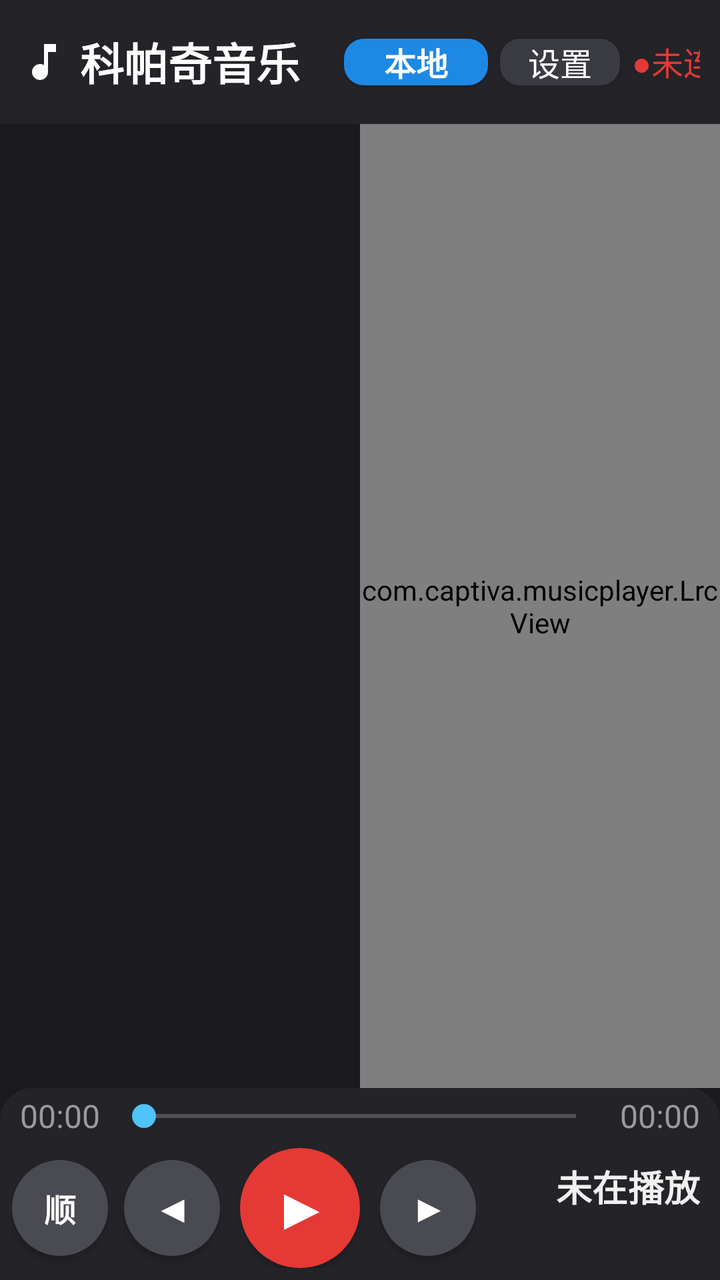
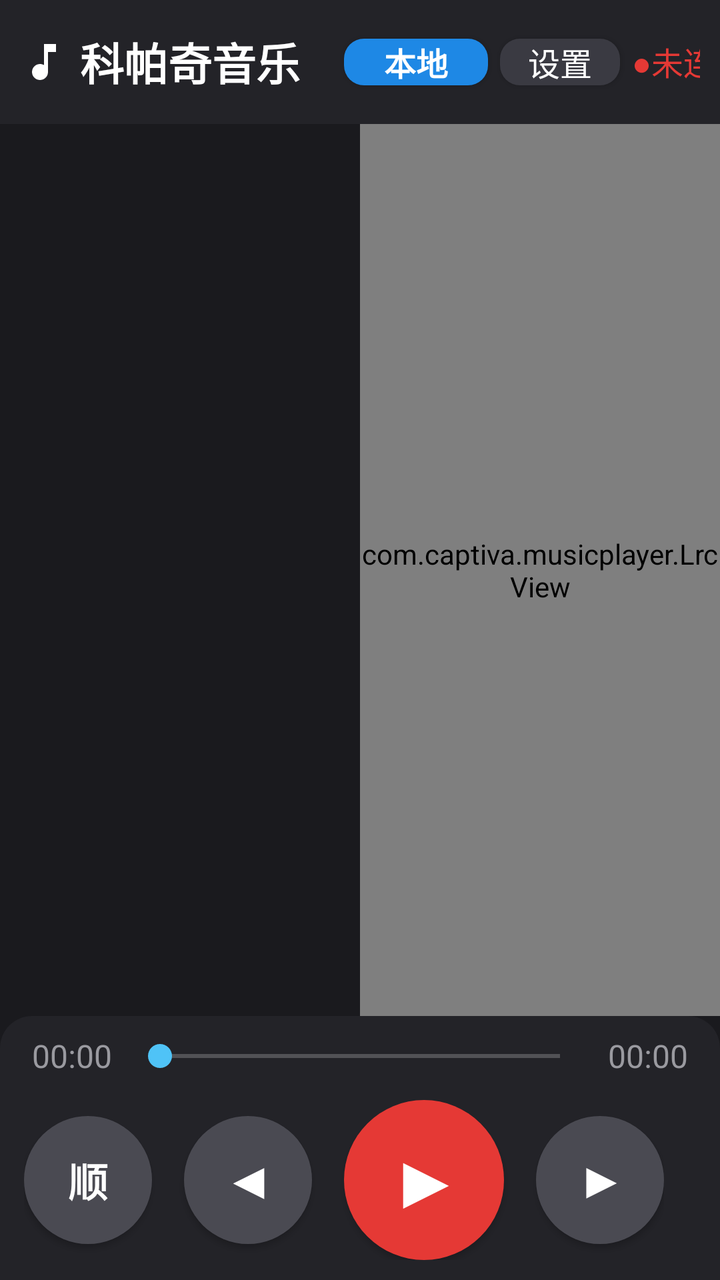

Two renders of the same Android screen: before a commit and after it. Below are the layout's source before the change and the commit's diff.
<!-- AndroidManifest.xml: application theme Theme.CaptivaMusic -->
<!-- res/layout/activity_main.xml -->
<?xml version="1.0" encoding="utf-8"?>
<LinearLayout xmlns:android="http://schemas.android.com/apk/res/android"
    android:layout_width="match_parent"
    android:layout_height="match_parent"
    android:orientation="vertical"
    android:background="@color/bg_main">

    
    <LinearLayout
        android:layout_width="match_parent"
        android:layout_height="wrap_content"
        android:orientation="horizontal"
        android:gravity="center_vertical"
        android:padding="@dimen/title_bar_padding"
        android:background="@color/bg_title_bar">

        <ImageView
            android:layout_width="24dp"
            android:layout_height="24dp"
            android:src="@drawable/ic_music_note"
            android:contentDescription="@string/app_name" />

        <TextView
            android:layout_width="wrap_content"
            android:layout_height="wrap_content"
            android:layout_marginStart="6dp"
            android:layout_marginLeft="6dp"
            android:text="@string/app_name"
            android:textColor="@color/text_title"
            android:textSize="@dimen/title_text_size"
            android:textStyle="bold" />

        <TextView
            android:id="@+id/tv_count"
            android:layout_width="wrap_content"
            android:layout_height="wrap_content"
            android:layout_marginStart="8dp"
            android:layout_marginLeft="8dp"
            android:textColor="@color/text_secondary"
            android:textSize="@dimen/sub_text_size" />

        
        <EditText
            android:id="@+id/et_search"
            android:layout_width="0dp"
            android:layout_height="@dimen/search_height"
            android:layout_weight="1"
            android:layout_marginStart="8dp"
            android:layout_marginLeft="8dp"
            android:background="@drawable/bg_search"
            android:hint="搜索本地歌曲、歌手、专辑..."
            android:textColorHint="@color/search_hint"
            android:textColor="@color/text_primary"
            android:textSize="@dimen/search_text_size"
            android:paddingLeft="@dimen/search_padding"
            android:paddingRight="@dimen/search_padding"
            android:singleLine="true"
            android:imeOptions="actionSearch"
            android:inputType="text" />

        
        <Button
            android:id="@+id/btn_source"
            android:layout_width="wrap_content"
            android:layout_height="wrap_content"
            android:layout_marginStart="6dp"
            android:layout_marginLeft="6dp"
            android:minWidth="72dp"
            android:minHeight="0dp"
            android:background="@drawable/bg_btn_source_local"
            android:text="本地"
            android:textColor="#FFFFFF"
            android:textStyle="bold"
            android:textSize="@dimen/sub_text_size" />

        
        <Button
            android:id="@+id/btn_settings"
            android:layout_width="wrap_content"
            android:layout_height="wrap_content"
            android:layout_marginStart="6dp"
            android:layout_marginLeft="6dp"
            android:minWidth="60dp"
            android:minHeight="0dp"
            android:background="@drawable/bg_btn"
            android:text="设置"
            android:textColor="@color/btn_text"
            android:textSize="@dimen/sub_text_size" />

        
        <TextView
            android:id="@+id/tv_server_status"
            android:layout_width="wrap_content"
            android:layout_height="wrap_content"
            android:layout_marginStart="6dp"
            android:layout_marginLeft="6dp"
            android:text="●未连接"
            android:textColor="@color/server_status_disconnected"
            android:textSize="@dimen/sub_text_size"
            android:singleLine="true" />
    </LinearLayout>

    
    <LinearLayout
        android:layout_width="match_parent"
        android:layout_height="0dp"
        android:layout_weight="1"
        android:orientation="horizontal">

        
        <FrameLayout
            android:layout_width="0dp"
            android:layout_height="match_parent"
            android:layout_weight="1">

            <androidx.recyclerview.widget.RecyclerView
                android:id="@+id/rv_list"
                android:layout_width="match_parent"
                android:layout_height="match_parent"
                android:scrollbars="vertical"
                android:overScrollMode="ifContentScrolls" />

            <TextView
                android:id="@+id/tv_empty"
                android:layout_width="wrap_content"
                android:layout_height="wrap_content"
                android:layout_gravity="center"
                android:textColor="@color/text_secondary"
                android:textSize="@dimen/sub_text_size"
                android:visibility="gone" />
        </FrameLayout>

        
        <com.captiva.musicplayer.LrcView
            android:id="@+id/lrc_view"
            android:layout_width="0dp"
            android:layout_height="match_parent"
            android:layout_weight="1" />
    </LinearLayout>

    
    <LinearLayout
        android:layout_width="match_parent"
        android:layout_height="wrap_content"
        android:orientation="vertical"
        android:paddingLeft="@dimen/control_bar_padding"
        android:paddingRight="@dimen/control_bar_padding"
        android:paddingTop="2dp"
        android:paddingBottom="@dimen/control_bar_padding"
        android:background="@drawable/bg_control_bar">

        
        <LinearLayout
            android:layout_width="match_parent"
            android:layout_height="wrap_content"
            android:orientation="horizontal"
            android:gravity="center_vertical"
            android:layout_marginLeft="4dp"
            android:layout_marginRight="4dp">

            <TextView
                android:id="@+id/tv_current_time"
                android:layout_width="wrap_content"
                android:layout_height="wrap_content"
                android:text="00:00"
                android:textColor="@color/text_secondary"
                android:textSize="@dimen/time_text_size"
                android:layout_marginRight="6dp" />

            <SeekBar
                android:id="@+id/sb_progress"
                android:layout_width="0dp"
                android:layout_height="24dp"
                android:layout_weight="1"
                android:minHeight="24dp"
                android:maxHeight="24dp"
                android:paddingTop="2dp"
                android:paddingBottom="2dp"
                android:progressTint="@color/accent"
                android:thumbTint="@color/accent" />

            <TextView
                android:id="@+id/tv_total_time"
                android:layout_width="wrap_content"
                android:layout_height="wrap_content"
                android:text="00:00"
                android:textColor="@color/text_secondary"
                android:textSize="@dimen/time_text_size"
                android:layout_marginLeft="6dp" />
        </LinearLayout>

        
        <LinearLayout
            android:layout_width="match_parent"
            android:layout_height="wrap_content"
            android:orientation="horizontal"
            android:gravity="center_vertical"
            android:layout_marginTop="4dp">

            
            <LinearLayout
                android:layout_width="wrap_content"
                android:layout_height="wrap_content"
                android:orientation="horizontal"
                android:gravity="center_vertical">

                
                <Button
                    android:id="@+id/btn_mode"
                    android:layout_width="@dimen/btn_circle_size"
                    android:layout_height="@dimen/btn_circle_size"
                    android:minWidth="0dp"
                    android:minHeight="0dp"
                    android:padding="0dp"
                    android:gravity="center"
                    android:background="@drawable/bg_btn_circle"
                    android:text="顺"
                    android:textColor="@color/btn_text"
                    android:textSize="16sp"
                    android:textStyle="bold" />

                
                <Button
                    android:id="@+id/btn_prev"
                    android:layout_width="@dimen/btn_circle_size"
                    android:layout_height="@dimen/btn_circle_size"
                    android:layout_marginLeft="8dp"
                    android:minWidth="0dp"
                    android:minHeight="0dp"
                    android:padding="0dp"
                    android:gravity="center"
                    android:background="@drawable/bg_btn_circle"
                    android:text="◀"
                    android:textColor="@color/btn_text"
                    android:textSize="18sp"
                    android:textStyle="bold" />

                
                <Button
                    android:id="@+id/btn_play"
                    android:layout_width="@dimen/btn_circle_big_size"
                    android:layout_height="@dimen/btn_circle_big_size"
                    android:layout_marginLeft="10dp"
                    android:layout_marginRight="10dp"
                    android:minWidth="0dp"
                    android:minHeight="0dp"
                    android:padding="0dp"
                    android:gravity="center"
                    android:background="@drawable/bg_btn_circle_big_paused"
                    android:text="▶"
                    android:textColor="@color/btn_paused_text"
                    android:textSize="28sp"
                    android:textStyle="bold" />

                
                <Button
                    android:id="@+id/btn_next"
                    android:layout_width="@dimen/btn_circle_size"
                    android:layout_height="@dimen/btn_circle_size"
                    android:minWidth="0dp"
                    android:minHeight="0dp"
                    android:padding="0dp"
                    android:gravity="center"
                    android:background="@drawable/bg_btn_circle"
                    android:text="▶"
                    android:textColor="@color/btn_text"
                    android:textSize="18sp"
                    android:textStyle="bold" />
            </LinearLayout>

            
            <LinearLayout
                android:layout_width="0dp"
                android:layout_height="wrap_content"
                android:layout_weight="1"
                android:orientation="vertical"
                android:gravity="right|center_vertical"
                android:layout_marginLeft="12dp"
                android:paddingRight="4dp">

                <TextView
                    android:id="@+id/tv_now_title"
                    android:layout_width="wrap_content"
                    android:layout_height="wrap_content"
                    android:singleLine="true"
                    android:ellipsize="end"
                    android:text="未在播放"
                    android:textColor="@color/text_primary"
                    android:textSize="@dimen/now_title_text_size"
                    android:textStyle="bold" />

                <TextView
                    android:id="@+id/tv_now_artist"
                    android:layout_width="wrap_content"
                    android:layout_height="wrap_content"
                    android:singleLine="true"
                    android:ellipsize="end"
                    android:textColor="@color/text_secondary"
                    android:textSize="@dimen/sub_text_size" />
            </LinearLayout>
        </LinearLayout>
    </LinearLayout>

</LinearLayout>
<!-- resources referenced by this layout -->
<resources>
  <color name="accent">#4FC3F7</color>
  <color name="bg_main">#1A1A1E</color>
  <color name="bg_title_bar">#232328</color>
  <color name="btn_paused_text">#FFFFFF</color>
  <color name="btn_text">#FFFFFF</color>
  <color name="search_hint">#6A6A70</color>
  <color name="server_status_disconnected">#E53935</color>
  <color name="text_primary">#F0F0F0</color>
  <color name="text_secondary">#9A9AA0</color>
  <color name="text_title">#FFFFFF</color>
  <dimen name="btn_circle_big_size">60dp</dimen>
  <dimen name="btn_circle_size">48dp</dimen>
  <dimen name="control_bar_padding">6dp</dimen>
  <dimen name="now_title_text_size">18sp</dimen>
  <dimen name="search_height">42dp</dimen>
  <dimen name="search_padding">10dp</dimen>
  <dimen name="search_text_size">16sp</dimen>
  <dimen name="sub_text_size">16sp</dimen>
  <dimen name="time_text_size">16sp</dimen>
  <dimen name="title_bar_padding">10dp</dimen>
  <dimen name="title_text_size">22sp</dimen>
  <!-- drawable bg_btn (drawable) -->
  <?xml version="1.0" encoding="utf-8"?>
  <selector xmlns:android="http://schemas.android.com/apk/res/android">
      <item android:state_pressed="true">
          <shape android:shape="rectangle">
              <solid android:color="#55555D" />
              <corners android:radius="10dp" />
          </shape>
      </item>
      <item>
          <shape android:shape="rectangle">
              <solid android:color="@color/btn_bg" />
              <corners android:radius="10dp" />
          </shape>
      </item>
  </selector>
  <!-- drawable bg_btn_circle (drawable) -->
  <?xml version="1.0" encoding="utf-8"?>
  <shape xmlns:android="http://schemas.android.com/apk/res/android"
      android:shape="oval">
      <solid android:color="#4A4A52" />
      <size
          android:width="44dp"
          android:height="44dp" />
  </shape>
  <!-- drawable bg_btn_circle_big_paused (drawable) -->
  <?xml version="1.0" encoding="utf-8"?>
  <shape xmlns:android="http://schemas.android.com/apk/res/android"
      android:shape="oval">
      <solid android:color="#E53935" />
      <size
          android:width="56dp"
          android:height="56dp" />
  </shape>
  <!-- drawable bg_control_bar (drawable) -->
  <?xml version="1.0" encoding="utf-8"?>
  <shape xmlns:android="http://schemas.android.com/apk/res/android"
      android:shape="rectangle">
      <solid android:color="@color/bg_control_bar" />
      <corners
          android:topLeftRadius="16dp"
          android:topRightRadius="16dp"
          android:bottomLeftRadius="0dp"
          android:bottomRightRadius="0dp" />
  </shape>
  <!-- drawable bg_search (drawable) -->
  <?xml version="1.0" encoding="utf-8"?>
  <shape xmlns:android="http://schemas.android.com/apk/res/android"
      android:shape="rectangle">
      <solid android:color="@color/search_bg" />
      <corners android:radius="22dp" />
  </shape>
  <!-- drawable ic_music_note (drawable) -->
  <?xml version="1.0" encoding="utf-8"?>
  <vector xmlns:android="http://schemas.android.com/apk/res/android"
      android:width="24dp"
      android:height="24dp"
      android:viewportWidth="24"
      android:viewportHeight="24">
      <path
          android:fillColor="#FFFFFF"
          android:pathData="M12,3v10.55c-0.59,-0.34 -1.27,-0.55 -2,-0.55 -2.21,0 -4,1.79 -4,4s1.79,4 4,4 4,-1.79 4,-4V7h4V3h-6z" />
  </vector>
  <string name="app_name">科帕奇音乐</string>
  <style name="Theme.CaptivaMusic" parent="Theme.AppCompat.NoActionBar">
          <item name="colorPrimary">@color/accent</item>
          <item name="colorPrimaryDark">@color/bg_title_bar</item>
          <item name="colorAccent">@color/accent</item>
          <item name="android:windowBackground">@color/bg_main</item>
          <item name="android:statusBarColor">@color/bg_title_bar</item>
          <item name="android:textColorPrimary">@color/text_primary</item>
      </style>
  <color name="btn_bg">#3A3A42</color>
  <color name="bg_control_bar">#232328</color>
  <color name="search_bg">#2A2A30</color>
  <!-- unchanged entries left out for length: 1 -->
</resources>

<!-- the commit's change to res/layout/activity_main.xml (unified diff, before → after) -->
@@ -145,7 +145,7 @@
         android:orientation="vertical"
         android:paddingLeft="@dimen/control_bar_padding"
         android:paddingRight="@dimen/control_bar_padding"
-        android:paddingTop="2dp"
+        android:paddingTop="4dp"
         android:paddingBottom="@dimen/control_bar_padding"
         android:background="@drawable/bg_control_bar">
 
@@ -155,8 +155,8 @@
             android:layout_height="wrap_content"
             android:orientation="horizontal"
             android:gravity="center_vertical"
-            android:layout_marginLeft="4dp"
-            android:layout_marginRight="4dp">
+            android:layout_marginLeft="8dp"
+            android:layout_marginRight="8dp">
 
             <TextView
                 android:id="@+id/tv_current_time"
@@ -165,17 +165,17 @@
                 android:text="00:00"
                 android:textColor="@color/text_secondary"
                 android:textSize="@dimen/time_text_size"
-                android:layout_marginRight="6dp" />
+                android:layout_marginRight="8dp" />
 
             <SeekBar
                 android:id="@+id/sb_progress"
                 android:layout_width="0dp"
-                android:layout_height="24dp"
+                android:layout_height="32dp"
                 android:layout_weight="1"
-                android:minHeight="24dp"
-                android:maxHeight="24dp"
-                android:paddingTop="2dp"
-                android:paddingBottom="2dp"
+                android:minHeight="32dp"
+                android:maxHeight="32dp"
+                android:paddingTop="4dp"
+                android:paddingBottom="4dp"
                 android:progressTint="@color/accent"
                 android:thumbTint="@color/accent" />
 
@@ -186,7 +186,7 @@
                 android:text="00:00"
                 android:textColor="@color/text_secondary"
                 android:textSize="@dimen/time_text_size"
-                android:layout_marginLeft="6dp" />
+                android:layout_marginLeft="8dp" />
         </LinearLayout>
 
         
@@ -195,14 +195,17 @@
             android:layout_height="wrap_content"
             android:orientation="horizontal"
             android:gravity="center_vertical"
-            android:layout_marginTop="4dp">
+            android:layout_marginTop="6dp"
+            android:layout_marginBottom="2dp">
 
             
             <LinearLayout
                 android:layout_width="wrap_content"
                 android:layout_height="wrap_content"
                 android:orientation="horizontal"
-                android:gravity="center_vertical">
+                android:gravity="center_vertical"
+                android:paddingLeft="4dp"
+                android:paddingRight="4dp">
 
                 
                 <Button
@@ -216,7 +219,7 @@
                     android:background="@drawable/bg_btn_circle"
                     android:text="顺"
                     android:textColor="@color/btn_text"
-                    android:textSize="16sp"
+                    android:textSize="20sp"
                     android:textStyle="bold" />
 
                 
@@ -224,7 +227,7 @@
                     android:id="@+id/btn_prev"
                     android:layout_width="@dimen/btn_circle_size"
                     android:layout_height="@dimen/btn_circle_size"
-                    android:layout_marginLeft="8dp"
+                    android:layout_marginLeft="@dimen/btn_circle_spacing"
                     android:minWidth="0dp"
                     android:minHeight="0dp"
                     android:padding="0dp"
@@ -232,7 +235,7 @@
                     android:background="@drawable/bg_btn_circle"
                     android:text="◀"
                     android:textColor="@color/btn_text"
-                    android:textSize="18sp"
+                    android:textSize="24sp"
                     android:textStyle="bold" />
 
                 
@@ -240,8 +243,8 @@
                     android:id="@+id/btn_play"
                     android:layout_width="@dimen/btn_circle_big_size"
                     android:layout_height="@dimen/btn_circle_big_size"
-                    android:layout_marginLeft="10dp"
-                    android:layout_marginRight="10dp"
+                    android:layout_marginLeft="@dimen/btn_circle_spacing"
+                    android:layout_marginRight="@dimen/btn_circle_spacing"
                     android:minWidth="0dp"
                     android:minHeight="0dp"
                     android:padding="0dp"
@@ -249,7 +252,7 @@
                     android:background="@drawable/bg_btn_circle_big_paused"
                     android:text="▶"
                     android:textColor="@color/btn_paused_text"
-                    android:textSize="28sp"
+                    android:textSize="36sp"
                     android:textStyle="bold" />
 
                 
@@ -264,7 +267,7 @@
                     android:background="@drawable/bg_btn_circle"
                     android:text="▶"
                     android:textColor="@color/btn_text"
-                    android:textSize="18sp"
+                    android:textSize="24sp"
                     android:textStyle="bold" />
             </LinearLayout>
 
@@ -275,8 +278,8 @@
                 android:layout_weight="1"
                 android:orientation="vertical"
                 android:gravity="right|center_vertical"
-                android:layout_marginLeft="12dp"
-                android:paddingRight="4dp">
+                android:layout_marginLeft="16dp"
+                android:paddingRight="8dp">
 
                 <TextView
                     android:id="@+id/tv_now_title"
<!-- resource entries referenced after the edit -->
@@ -10,9 +10,10 @@
   <color name="text_primary">#F0F0F0</color>
   <color name="text_secondary">#9A9AA0</color>
   <color name="text_title">#FFFFFF</color>
-  <dimen name="btn_circle_big_size">60dp</dimen>
-  <dimen name="btn_circle_size">48dp</dimen>
-  <dimen name="control_bar_padding">6dp</dimen>
+  <dimen name="btn_circle_big_size">80dp</dimen>
+  <dimen name="btn_circle_size">64dp</dimen>
+  <dimen name="btn_circle_spacing">16dp</dimen>
+  <dimen name="control_bar_padding">8dp</dimen>
   <dimen name="now_title_text_size">18sp</dimen>
   <dimen name="search_height">42dp</dimen>
   <dimen name="search_padding">10dp</dimen>
@@ -43,8 +44,8 @@
       android:shape="oval">
       <solid android:color="#4A4A52" />
       <size
-          android:width="44dp"
-          android:height="44dp" />
+          android:width="64dp"
+          android:height="64dp" />
   </shape>
   <!-- drawable bg_btn_circle_big_paused (drawable) -->
   <?xml version="1.0" encoding="utf-8"?>
@@ -52,8 +53,8 @@
       android:shape="oval">
       <solid android:color="#E53935" />
       <size
-          android:width="56dp"
-          android:height="56dp" />
+          android:width="80dp"
+          android:height="80dp" />
   </shape>
   <!-- drawable bg_control_bar (drawable) -->
   <?xml version="1.0" encoding="utf-8"?>
